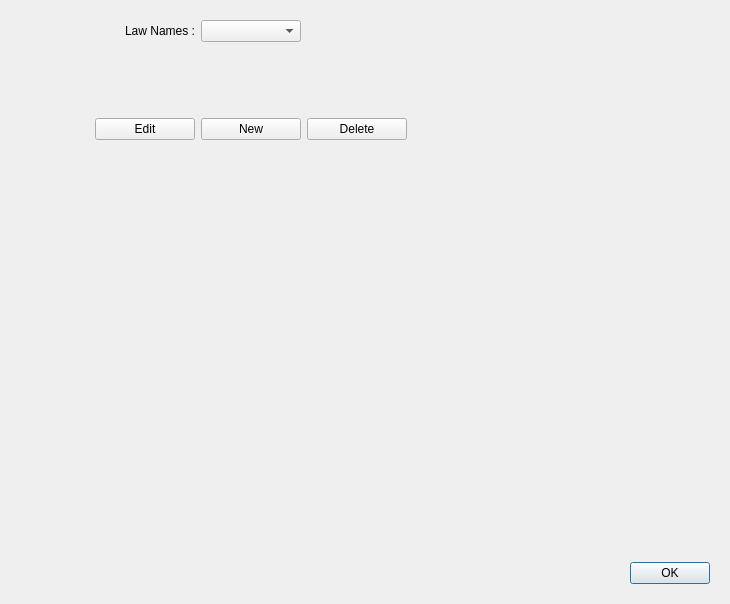
The window that ui/ui_tracer_laws.ui (Artelia/Mascaret) describes before a commit, drawn with Qt 5.
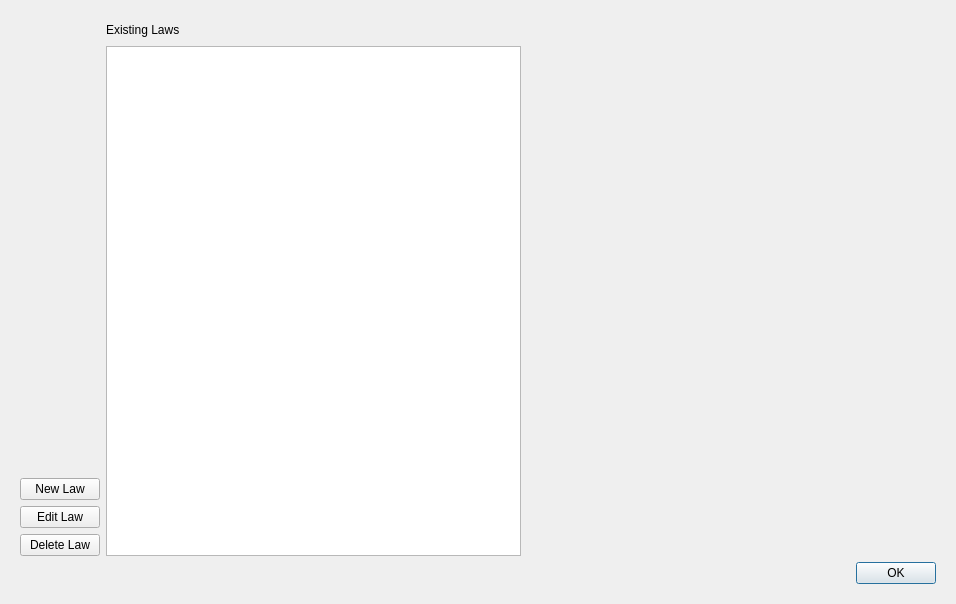
The same window after the commit. The open tabs and pages were chosen to show the change.

Patch:
```diff
--- a/ui/ui_tracer_laws.ui
+++ b/ui/ui_tracer_laws.ui
@@ -6,7 +6,7 @@
    <rect>
     <x>0</x>
     <y>0</y>
-    <width>730</width>
+    <width>956</width>
     <height>604</height>
    </rect>
   </property>
@@ -29,125 +29,68 @@
       <number>0</number>
      </property>
      <widget class="QWidget" name="page">
-      <layout class="QGridLayout" name="gridLayout_3">
-       <item row="1" column="4">
-        <widget class="QDialogButtonBox" name="b_OK_page1">
-         <property name="locale">
-          <locale language="English" country="UnitedStates"/>
-         </property>
-         <property name="standardButtons">
-          <set>QDialogButtonBox::Ok</set>
-         </property>
-        </widget>
-       </item>
-       <item row="0" column="1">
+      <layout class="QVBoxLayout" name="verticalLayout_4">
+       <item>
         <layout class="QGridLayout" name="gridLayout">
          <item row="0" column="1">
-          <widget class="QComboBox" name="comboBox_law_wq"/>
-         </item>
-         <item row="5" column="0">
-          <spacer name="verticalSpacer">
-           <property name="orientation">
-            <enum>Qt::Vertical</enum>
-           </property>
-           <property name="sizeHint" stdset="0">
-            <size>
-             <width>20</width>
-             <height>40</height>
-            </size>
-           </property>
-          </spacer>
-         </item>
-         <item row="4" column="1">
-          <widget class="QPushButton" name="b_new">
-           <property name="text">
-            <string>New</string>
-           </property>
-          </widget>
-         </item>
-         <item row="4" column="2">
-          <widget class="QPushButton" name="b_delete">
-           <property name="text">
-            <string>Delete</string>
-           </property>
-          </widget>
-         </item>
-         <item row="1" column="0">
-          <spacer name="verticalSpacer_2">
-           <property name="orientation">
-            <enum>Qt::Vertical</enum>
-           </property>
-           <property name="sizeType">
-            <enum>QSizePolicy::Maximum</enum>
-           </property>
-           <property name="sizeHint" stdset="0">
-            <size>
-             <width>20</width>
-             <height>50</height>
-            </size>
-           </property>
-          </spacer>
-         </item>
-         <item row="0" column="0">
           <widget class="QLabel" name="label">
            <property name="text">
-            <string>Law Names :</string>
+            <string>Existing Laws</string>
            </property>
-           <property name="alignment">
-            <set>Qt::AlignRight|Qt::AlignTrailing|Qt::AlignVCenter</set>
-           </property>
           </widget>
          </item>
-         <item row="4" column="0">
-          <widget class="QPushButton" name="b_edit">
-           <property name="text">
-            <string>Edit</string>
-           </property>
-          </widget>
+         <item row="1" column="1">
+          <widget class="QListView" name="lst_laws"/>
          </item>
-         <item row="3" column="0">
-          <spacer name="horizontalSpacer_4">
-           <property name="orientation">
-            <enum>Qt::Horizontal</enum>
-           </property>
-           <property name="sizeType">
-            <enum>QSizePolicy::MinimumExpanding</enum>
-           </property>
-           <property name="sizeHint" stdset="0">
-            <size>
-             <width>100</width>
-             <height>20</height>
-            </size>
-           </property>
-          </spacer>
+         <item row="1" column="0">
+          <layout class="QVBoxLayout" name="verticalLayout_3">
+           <item>
+            <spacer name="verticalSpacer">
+             <property name="orientation">
+              <enum>Qt::Vertical</enum>
+             </property>
+             <property name="sizeHint" stdset="0">
+              <size>
+               <width>20</width>
+               <height>40</height>
+              </size>
+             </property>
+            </spacer>
+           </item>
+           <item>
+            <widget class="QPushButton" name="b_new">
+             <property name="text">
+              <string>New Law</string>
+             </property>
+            </widget>
+           </item>
+           <item>
+            <widget class="QPushButton" name="b_edit">
+             <property name="text">
+              <string>Edit Law</string>
+             </property>
+            </widget>
+           </item>
+           <item>
+            <widget class="QPushButton" name="b_delete">
+             <property name="text">
+              <string>Delete Law</string>
+             </property>
+            </widget>
+           </item>
+          </layout>
          </item>
-         <item row="3" column="1">
-          <spacer name="horizontalSpacer_5">
-           <property name="orientation">
-            <enum>Qt::Horizontal</enum>
-           </property>
-           <property name="sizeType">
-            <enum>QSizePolicy::MinimumExpanding</enum>
-           </property>
-           <property name="sizeHint" stdset="0">
-            <size>
-             <width>100</width>
-             <height>20</height>
-            </size>
-           </property>
-          </spacer>
+         <item row="1" column="2">
+          <layout class="QVBoxLayout" name="lay_graph_home"/>
          </item>
-         <item row="3" column="2">
-          <spacer name="horizontalSpacer_6">
+         <item row="0" column="2">
+          <spacer name="horizontalSpacer">
            <property name="orientation">
             <enum>Qt::Horizontal</enum>
            </property>
-           <property name="sizeType">
-            <enum>QSizePolicy::MinimumExpanding</enum>
-           </property>
            <property name="sizeHint" stdset="0">
             <size>
-             <width>100</width>
+             <width>40</width>
              <height>20</height>
             </size>
            </property>
@@ -155,34 +98,15 @@
          </item>
         </layout>
        </item>
-       <item row="0" column="0">
-        <spacer name="horizontalSpacer_3">
-         <property name="orientation">
-          <enum>Qt::Horizontal</enum>
+       <item>
+        <widget class="QDialogButtonBox" name="b_OK_page1">
+         <property name="locale">
+          <locale language="English" country="UnitedStates"/>
          </property>
-         <property name="sizeType">
-          <enum>QSizePolicy::Maximum</enum>
+         <property name="standardButtons">
+          <set>QDialogButtonBox::Ok</set>
          </property>
-         <property name="sizeHint" stdset="0">
-          <size>
-           <width>75</width>
-           <height>20</height>
-          </size>
-         </property>
-        </spacer>
-       </item>
-       <item row="0" column="4">
-        <spacer name="horizontalSpacer">
-         <property name="orientation">
-          <enum>Qt::Horizontal</enum>
-         </property>
-         <property name="sizeHint" stdset="0">
-          <size>
-           <width>40</width>
-           <height>20</height>
-          </size>
-         </property>
-        </spacer>
+        </widget>
        </item>
       </layout>
      </widget>
```
Left out of the diff: 263 changed lines with no effect on the pictures.
